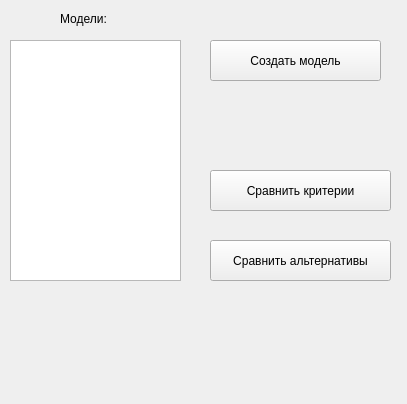
Qt form trunk/core/src/ui/StartMenu.ui (braubergiag/decision-models) before a commit.
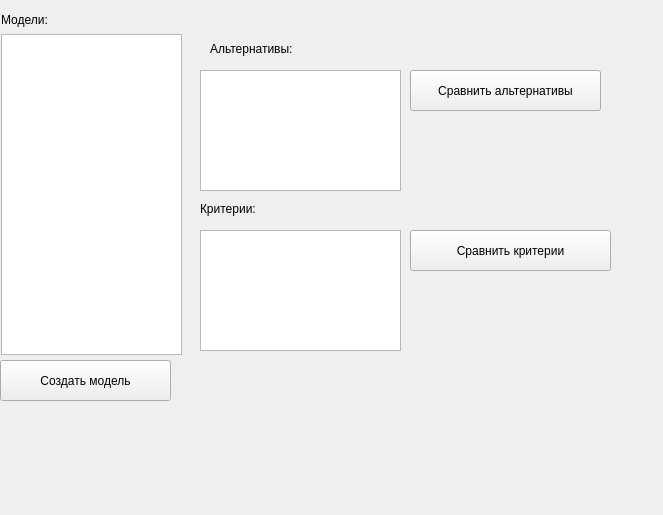
The same form after that commit.

Commit message: DM-1 Добавил список моделей, её критериев и альтернатив в главное окно

Diff of the .ui file:
```diff
--- a/trunk/core/src/ui/StartMenu.ui
+++ b/trunk/core/src/ui/StartMenu.ui
@@ -6,8 +6,8 @@
    <rect>
     <x>0</x>
     <y>0</y>
-    <width>407</width>
-    <height>404</height>
+    <width>663</width>
+    <height>515</height>
    </rect>
   </property>
   <property name="windowTitle">
@@ -16,8 +16,8 @@
   <widget class="QPushButton" name="createModelButton">
    <property name="geometry">
     <rect>
-     <x>210</x>
-     <y>40</y>
+     <x>0</x>
+     <y>360</y>
      <width>171</width>
      <height>41</height>
     </rect>
@@ -29,19 +29,19 @@
   <widget class="QListWidget" name="modelsList">
    <property name="geometry">
     <rect>
-     <x>10</x>
-     <y>40</y>
-     <width>171</width>
-     <height>241</height>
+     <x>1</x>
+     <y>34</y>
+     <width>181</width>
+     <height>321</height>
     </rect>
    </property>
   </widget>
   <widget class="QLabel" name="label">
    <property name="geometry">
     <rect>
-     <x>60</x>
-     <y>10</y>
-     <width>67</width>
+     <x>1</x>
+     <y>11</y>
+     <width>61</width>
      <height>17</height>
     </rect>
    </property>
@@ -52,9 +52,9 @@
   <widget class="QPushButton" name="pushButton">
    <property name="geometry">
     <rect>
-     <x>210</x>
-     <y>170</y>
-     <width>181</width>
+     <x>410</x>
+     <y>230</y>
+     <width>201</width>
      <height>41</height>
     </rect>
    </property>
@@ -65,9 +65,9 @@
   <widget class="QPushButton" name="pushButton_2">
    <property name="geometry">
     <rect>
-     <x>210</x>
-     <y>240</y>
-     <width>181</width>
+     <x>410</x>
+     <y>70</y>
+     <width>191</width>
      <height>41</height>
     </rect>
    </property>
@@ -75,6 +75,52 @@
     <string>Сравнить альтернативы</string>
    </property>
   </widget>
+  <widget class="QListWidget" name="alternativesList">
+   <property name="geometry">
+    <rect>
+     <x>200</x>
+     <y>70</y>
+     <width>201</width>
+     <height>121</height>
+    </rect>
+   </property>
+  </widget>
+  <widget class="QListWidget" name="criteriaList">
+   <property name="geometry">
+    <rect>
+     <x>200</x>
+     <y>230</y>
+     <width>201</width>
+     <height>121</height>
+    </rect>
+   </property>
+  </widget>
+  <widget class="QLabel" name="label_2">
+   <property name="geometry">
+    <rect>
+     <x>210</x>
+     <y>40</y>
+     <width>111</width>
+     <height>17</height>
+    </rect>
+   </property>
+   <property name="text">
+    <string>Альтернативы:</string>
+   </property>
+  </widget>
+  <widget class="QLabel" name="label_3">
+   <property name="geometry">
+    <rect>
+     <x>200</x>
+     <y>200</y>
+     <width>111</width>
+     <height>17</height>
+    </rect>
+   </property>
+   <property name="text">
+    <string>Критерии:</string>
+   </property>
+  </widget>
  </widget>
  <resources/>
  <connections/>
```
Left out of the diff: 4 changed lines with no effect on the pictures. The commit also changes 6 other files.
